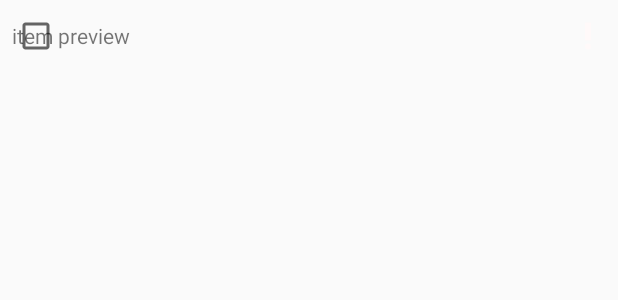
After one commit to samuelaguila/MyTo_doApp, an Android app: the layout item_task.xml on its own in the app's theme, with its tools: preview values and no code run, on a phone screen of 412 x 824 dp. The commit adds this screen. Shown: the top 300 px of the screen. Run offline under Robolectric (Android 15) with nearby library versions, the phone set to English and light mode, and no system bars.

Commit message:
Creating Layouts

```diff
--- /dev/null
+++ b/app/src/main/res/drawable/ic_baseline_add_24.xml
@@ -0,0 +1,5 @@
+<vector android:height="24dp" android:tint="#FFF9F9"
+    android:viewportHeight="24" android:viewportWidth="24"
+    android:width="24dp" xmlns:android="http://schemas.android.com/apk/res/android">
+    <path android:fillColor="@android:color/white" android:pathData="M19,13h-6v6h-2v-6H5v-2h6V5h2v6h6v2z"/>
+</vector>
--- /dev/null
+++ b/app/src/main/res/drawable/ic_baseline_check_24.xml
@@ -0,0 +1,5 @@
+<vector android:height="24dp" android:tint="#FFF9F9"
+    android:viewportHeight="24" android:viewportWidth="24"
+    android:width="24dp" xmlns:android="http://schemas.android.com/apk/res/android">
+    <path android:fillColor="@android:color/white" android:pathData="M9,16.17L4.83,12l-1.42,1.41L9,19 21,7l-1.41,-1.41z"/>
+</vector>
--- /dev/null
+++ b/app/src/main/res/drawable/ic_baseline_priority_high_24.xml
@@ -0,0 +1,6 @@
+<vector android:height="24dp" android:tint="#FFF9F9"
+    android:viewportHeight="24" android:viewportWidth="24"
+    android:width="24dp" xmlns:android="http://schemas.android.com/apk/res/android">
+    <path android:fillColor="@android:color/white" android:pathData="M12,19m-2,0a2,2 0,1 1,4 0a2,2 0,1 1,-4 0"/>
+    <path android:fillColor="@android:color/white" android:pathData="M10,3h4v12h-4z"/>
+</vector>
--- /dev/null
+++ b/app/src/main/res/layout/item_task.xml
@@ -0,0 +1,33 @@
+<?xml version="1.0" encoding="utf-8"?>
+<RelativeLayout xmlns:android="http://schemas.android.com/apk/res/android"
+    android:layout_height="wrap_content"
+    android:layout_width="match_parent"
+    android:padding="8dp"
+    xmlns:tools="http://schemas.android.com/tools">
+
+    <CheckBox
+        android:id="@+id/checkbox"
+        android:layout_width="wrap_content"
+        android:layout_height="wrap_content"
+        android:minWidth="0dp"
+        android:minHeight="0dp"/>
+
+    <TextView
+        android:id="@+id/text_item"
+        android:layout_width="wrap_content"
+        android:layout_height="wrap_content"
+        tools:text="item preview"
+        android:layout_alignTop="@id/checkbox"
+        android:layout_alignBottom="@id/checkbox"
+        android:gravity="center_vertical" />
+
+    <ImageView
+        android:id="@+id/priority_mark"
+        android:layout_width="wrap_content"
+        android:layout_height="wrap_content"
+        android:src="@drawable/ic_baseline_priority_high_24"
+        android:layout_alignParentEnd="true"
+        android:layout_centerVertical="true" />
+
+
+</RelativeLayout>
--- a/app/src/main/res/values/strings.xml
+++ b/app/src/main/res/values/strings.xml
@@ -1,3 +1,5 @@
 <resources>
     <string name="app_name">MyTo_doApp</string>
+    <string name="task_name">Task name</string>
+    <string name="important_task">Important task</string>
 </resources>
```
Also changed, not shown: app/build.gradle (+49 -2 lines), app/src/main/res/layout/fragment_add_edit_task.xml (added, +42 -0 lines), app/src/main/res/layout/fragment_tasks.xml (added, +23 -0 lines), build.gradle (+34 -9 lines).
